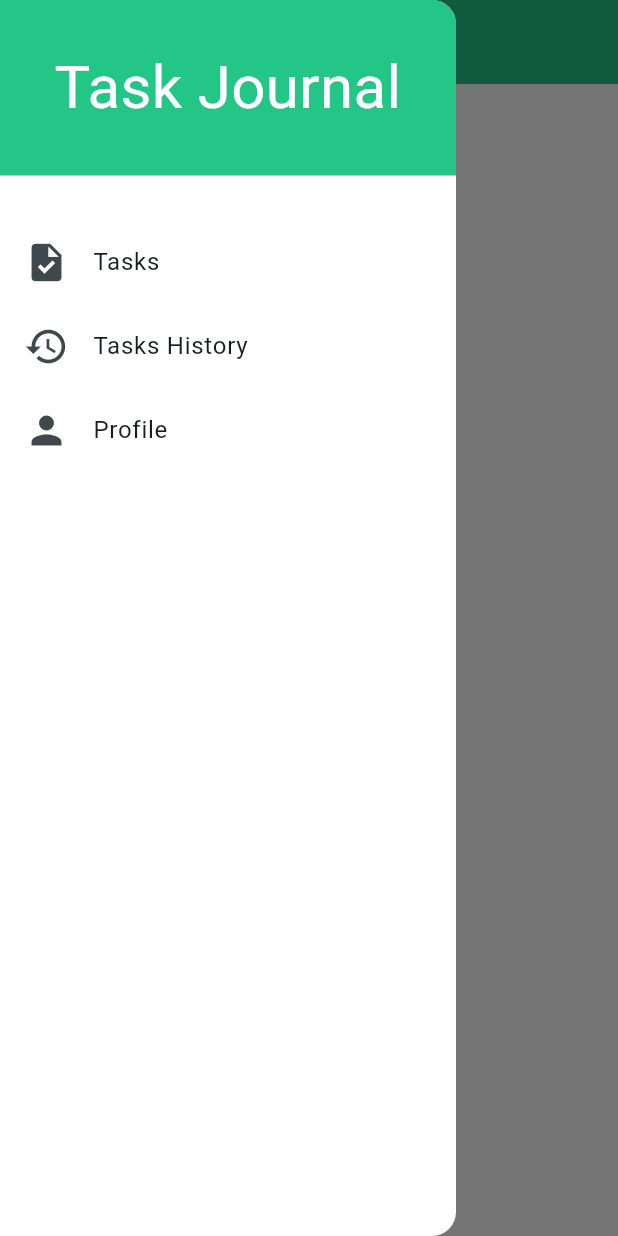
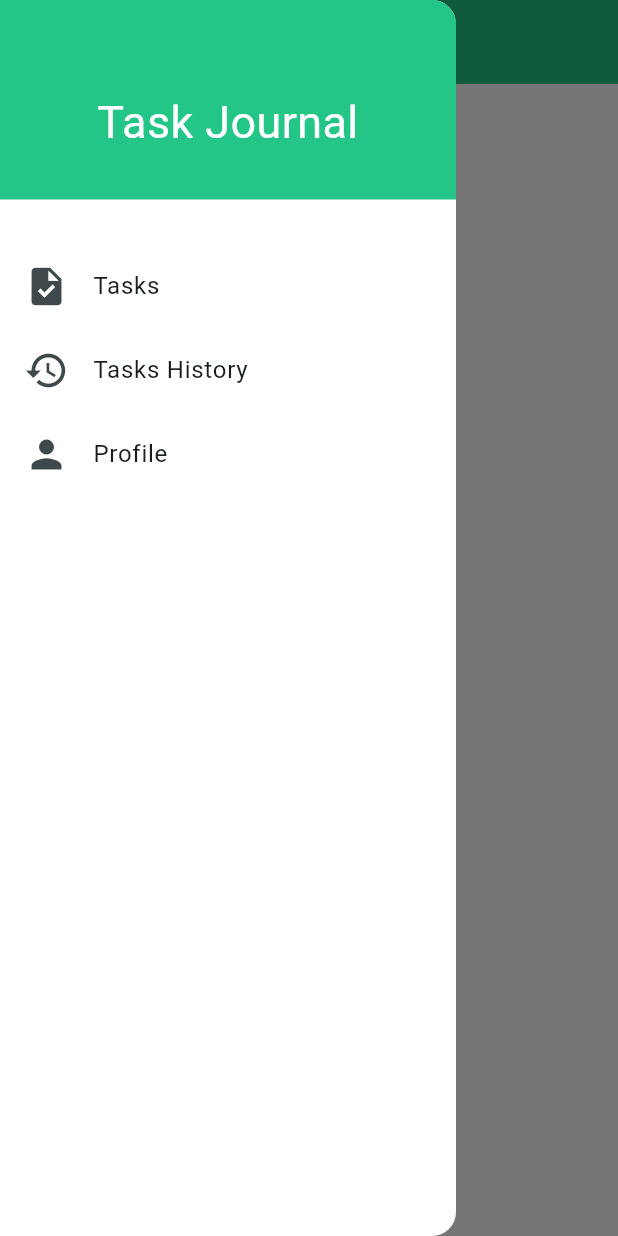
Before and after one commit to JovanZdravkovic/TaskJournalMobile, a Flutter app: the ProfilePage screen opened directly, with the side drawer open, on a phone screen of 412 x 824 dp. Run offline on Flutter 3.47's test engine with Material 3 defaults, Android fonts, the phone set to English and light mode, and no system bars; our stand-ins replace cookie_jar, dio, dio_cookie_manager, flutter_datetime_picker_plus, font_awesome_flutter, multi_dropdown; network calls fail.

Commit message:
Minor styling changes after testing on a physical device (iPhone 14 Plus)

```diff
--- a/task_journal_mobile/lib/constants.dart
+++ b/task_journal_mobile/lib/constants.dart
@@ -1,5 +1,5 @@
 const kDrawerIconSize = 30.0;
-const kDrawerHeaderFontSize = 40.0;
+const kDrawerHeaderFontSize = 30.0;
 
 const kExtraSmallInputWidth = 110.0;
 const kSmallInputWidth = 150.0;
--- a/task_journal_mobile/lib/screens/tasks.dart
+++ b/task_journal_mobile/lib/screens/tasks.dart
@@ -81,7 +81,7 @@ class _TasksPageState extends State<TasksPage> {
       ),
       drawer: const NavigationDrawerWidget(),
       body: Padding(
-        padding: const EdgeInsets.all(kSmallPadding),
+        padding: const EdgeInsets.all(kStandardPadding),
         child: Column(
           crossAxisAlignment: CrossAxisAlignment.start,
           children: [
--- a/task_journal_mobile/lib/screens/tasks_history.dart
+++ b/task_journal_mobile/lib/screens/tasks_history.dart
@@ -81,7 +81,7 @@ class _TasksHistoryPageState extends State<TasksHistoryPage> {
       drawer: const NavigationDrawerWidget(),
       body: Center(
         child: Padding(
-          padding: const EdgeInsets.all(kSmallPadding),
+          padding: const EdgeInsets.all(kStandardPadding),
           child: Column(
             crossAxisAlignment: CrossAxisAlignment.start,
             children: [
--- a/task_journal_mobile/lib/widgets/drawer.dart
+++ b/task_journal_mobile/lib/widgets/drawer.dart
@@ -11,6 +11,10 @@ class NavigationDrawerWidget extends StatelessWidget {
       child: ListView(
         padding: const EdgeInsets.all(0.0),
         children: [
+          Container(
+            color: primary,
+            height: kSpacingBoxSize,
+          ),
           Container(
             color: primary,
             child: Padding(
```
